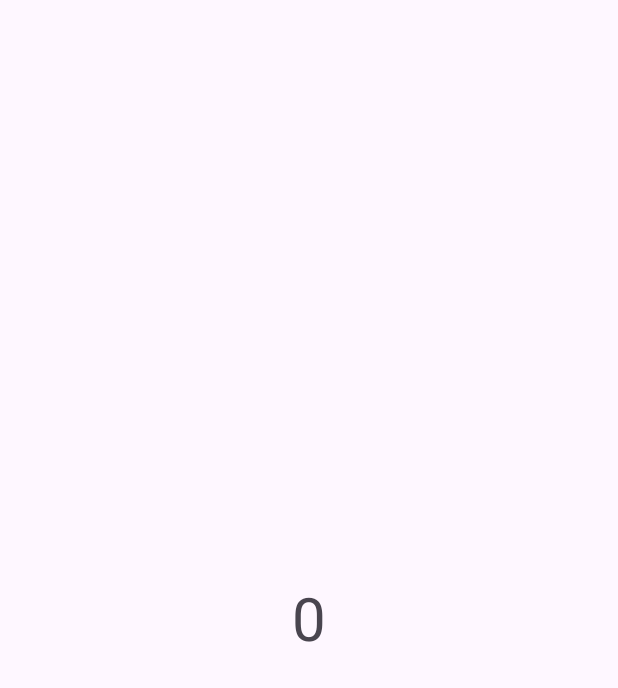
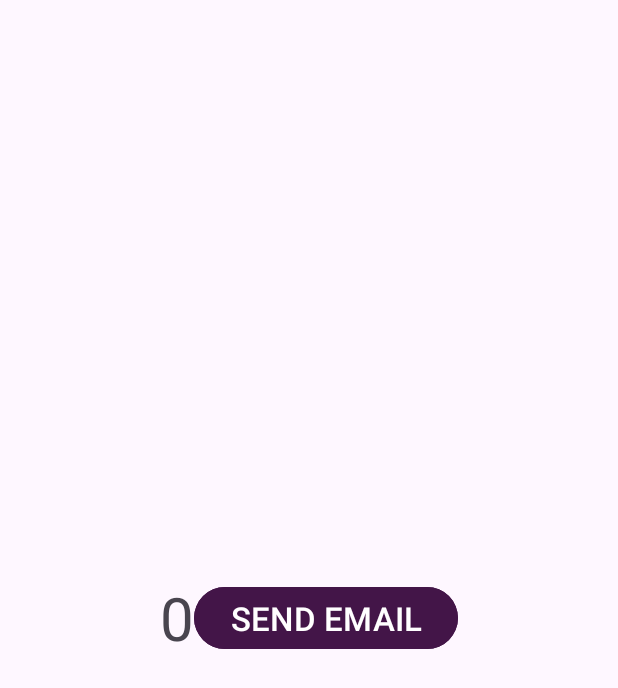
Before and after one commit to Anna24-bit/BookQuiz, an Android app: the ScoreActivity screen opened directly, with no data from a screen before it, on a phone screen of 412 x 824 dp. Before the commit the part shown is almost empty. Shown: the top 688 px of the screen. Run offline under Robolectric (Android 15) with nearby library versions, the phone set to English and light mode, and no system bars.

Commit message:
add chnages

```diff
--- a/app/src/main/java/org/baltimorecityschools/bookquizappal/MainActivity.java
+++ b/app/src/main/java/org/baltimorecityschools/bookquizappal/MainActivity.java
@@ -2,6 +2,7 @@ package org.baltimorecityschools.bookquizappal;
 
 import android.content.Intent;
 import android.os.Bundle;
+import android.util.Log;
 import android.view.View;
 import android.widget.Button;
 import android.widget.EditText;
@@ -109,7 +110,9 @@ public class MainActivity extends AppCompatActivity {
                 }
                 else{
                     currentIndex++;
+                    Log.d("AAAA", String.valueOf(currentIndex));
                     currentQ=questions[currentIndex];
+                    Log.d("AAAA", currentQ.toString());
                     questTV.setText(currentQ.getQText());
 
                 }
--- a/app/src/main/res/layout/activity_score.xml
+++ b/app/src/main/res/layout/activity_score.xml
@@ -17,5 +17,16 @@
 
 />
 
+    <Button
+
+        android:layout_width="wrap_content"
+        android:layout_height="wrap_content"
+        android:text="SEND EMAIL"
+        android:id="@+id/ebtn"
+        android:textSize="22sp"
+        android:backgroundTint="@color/digo"
+        />
+
+
 
 </LinearLayout>
```
Also changed, not shown: app/src/main/java/org/baltimorecityschools/bookquizappal/ScoreActivity.java (+24 -1 lines).
